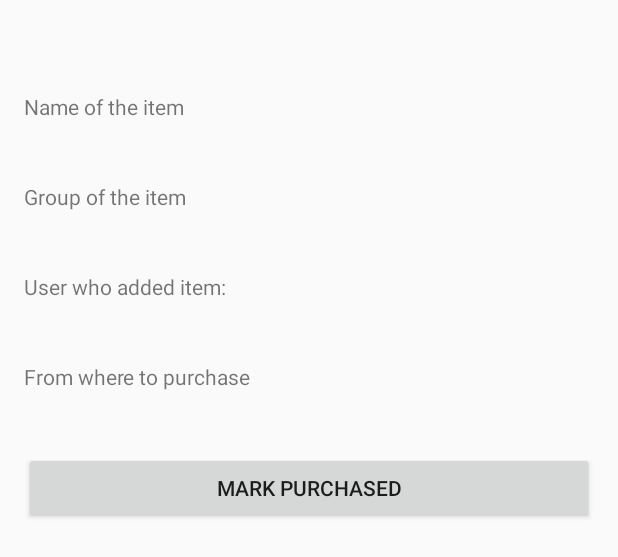
After one commit to gouravshenoy/eSoochi, an Android app: the layout activity_detail_item.xml on its own in the app's theme, with its tools: preview values and no code run, on a phone screen of 412 x 824 dp. The commit adds this screen. Shown: the top 557 px of the screen. Run offline under Robolectric (Android 15) with nearby library versions, the phone set to English and light mode, and no system bars.

Commit message:
Adding item details page

```diff
--- /dev/null
+++ b/eSoochi-android/app/src/main/res/layout/activity_detail_item.xml
@@ -0,0 +1,99 @@
+<?xml version="1.0" encoding="utf-8"?>
+<RelativeLayout xmlns:android="http://schemas.android.com/apk/res/android"
+    xmlns:app="http://schemas.android.com/apk/res-auto"
+    xmlns:tools="http://schemas.android.com/tools"
+    android:id="@+id/content_item_details"
+    android:layout_width="match_parent"
+    android:layout_height="match_parent"
+    android:paddingBottom="@dimen/activity_vertical_margin"
+    android:paddingLeft="@dimen/activity_horizontal_margin"
+    android:paddingRight="@dimen/activity_horizontal_margin"
+    android:paddingTop="@dimen/activity_vertical_margin"
+    app:layout_behavior="@string/appbar_scrolling_view_behavior"
+    tools:context="edu.iu.mobiperv.android.esoochi.DetailItemActivity"
+    tools:showIn="@layout/activity_detail_item_copy">
+
+    <LinearLayout
+        android:orientation="vertical"
+        android:layout_width="match_parent"
+        android:layout_height="match_parent"
+        android:layout_alignParentTop="true"
+        android:layout_alignParentStart="true">
+
+        <TextView
+            android:layout_width="match_parent"
+            android:layout_height="wrap_content"
+            android:id="@+id/item_detail_title"
+            android:textAppearance="@android:style/TextAppearance.Large" />
+
+        <Space
+            android:layout_width="match_parent"
+            android:layout_height="@dimen/activity_horizontal_margin" />
+
+        <TextView
+            android:layout_width="match_parent"
+            android:layout_height="wrap_content"
+            android:id="@+id/item_name_detail_label"
+            android:text="Name of the item"/>
+        <TextView
+            android:layout_width="match_parent"
+            android:layout_height="wrap_content"
+            android:id="@+id/item_name_detail"
+            android:textAppearance="@android:style/TextAppearance.Medium" />
+
+        <Space
+            android:layout_width="match_parent"
+            android:layout_height="@dimen/activity_horizontal_margin" />
+
+        <TextView
+            android:layout_width="match_parent"
+            android:layout_height="wrap_content"
+            android:id="@+id/item_group_detail_label"
+            android:text="Group of the item"/>
+        <TextView
+            android:layout_width="match_parent"
+            android:layout_height="wrap_content"
+            android:id="@+id/item_group_detail"
+            android:textAppearance="@android:style/TextAppearance.Medium" />
+
+        <Space
+            android:layout_width="match_parent"
+            android:layout_height="@dimen/activity_horizontal_margin" />
+
+        <TextView
+            android:layout_width="match_parent"
+            android:layout_height="wrap_content"
+            android:id="@+id/item_add_user_detail_label"
+            android:text="User who added item:" />
+        <TextView
+            android:layout_width="match_parent"
+            android:layout_height="wrap_content"
+            android:id="@+id/item_add_user_detail"
+            android:textAppearance="@android:style/TextAppearance.Medium" />
+
+        <Space
+            android:layout_width="match_parent"
+            android:layout_height="@dimen/activity_horizontal_margin" />
+
+        <TextView
+            android:layout_width="match_parent"
+            android:layout_height="wrap_content"
+            android:id="@+id/item_source_detail_label"
+            android:text="From where to purchase" />
+        <TextView
+            android:layout_width="match_parent"
+            android:layout_height="wrap_content"
+            android:id="@+id/item_source_detail"
+            android:textAppearance="@android:style/TextAppearance.Medium" />
+
+        <Space
+            android:layout_width="match_parent"
+            android:layout_height="@dimen/activity_horizontal_margin" />
+
+        <Button
+            android:text="Mark Purchased"
+            android:layout_width="match_parent"
+            android:layout_height="wrap_content"
+            android:id="@+id/button2" />
+    </LinearLayout>
+</RelativeLayout>
--- a/eSoochi-android/app/src/main/res/values/strings.xml
+++ b/eSoochi-android/app/src/main/res/values/strings.xml
@@ -49,4 +49,5 @@
          from https://console.developers.google.com/ -->
     <string name="server_client_id">991953726300-onaogf8h30khm0r7sgvsa2p10lb1poo5.apps.googleusercontent.com</string>
     <string name="title_activity_main2">Main2Activity</string>
+    <string name="title_activity_item_details">ItemDetailsActivity</string>
 </resources>
```
Also changed, not shown: eSoochi-android/app/src/main/java/edu/iu/mobiperv/android/esoochi/DetailItemActivity.java (added, +45 -0 lines), eSoochi-android/app/src/main/java/edu/iu/mobiperv/android/esoochi/ItemFragment.java (+16 -1 lines), eSoochi-android/app/src/main/res/layout/activity_detail_item_copy.xml (added, +54 -0 lines).
